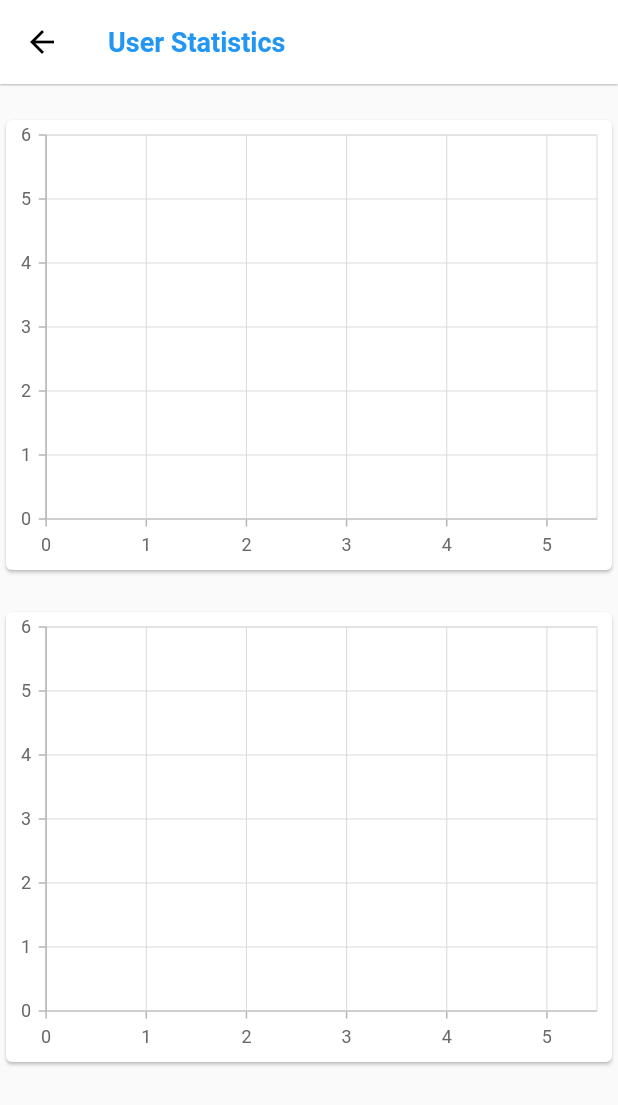
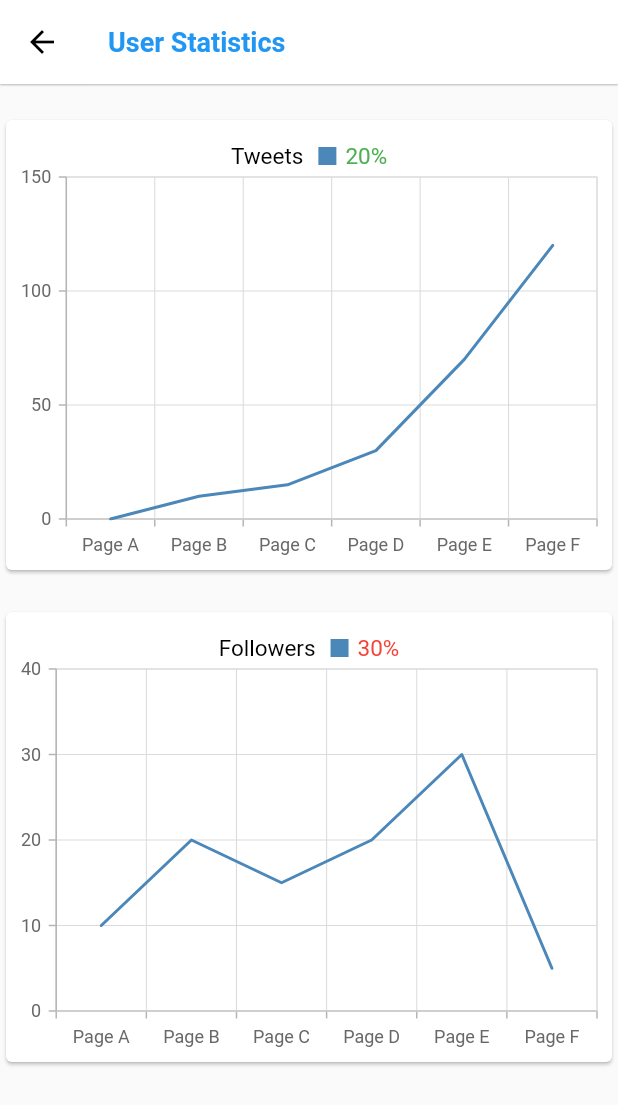
Before and after one commit to Nader-Youhanna/Twitter-App-Flutter, a Flutter app: the UserStatistics screen opened directly, on a phone screen of 412 x 824 dp. Shown: the top 1105 px of the screen. Run offline on Flutter 3.47's test engine with Material 2 defaults, Android fonts, the phone set to English and light mode, and no system bars; drawn by our look-alikes of overlay_support; our stand-ins replace country_code_picker, csc_picker, firebase_auth, firebase_core, firebase_messaging, fl_chart and 8 more; missing offline and left inert: country_state_city_pro, dart:ffi, flutter_verification_code; accounts and stored records are empty; network calls fail; Roboto replaces fonts that are missing (bold).

Commit message:
added user statistics to admin view

```diff
--- a/android_app/lib/widgets/Admin View/user_statistics.dart
+++ b/android_app/lib/widgets/Admin View/user_statistics.dart
@@ -57,28 +57,35 @@ class _UserStatisticsState extends State<UserStatistics> {
 
   late List<UserTweets> userData = <UserTweets>[];
   bool isAndroid = true;
-  void setData() async {
-    userData = await getUserTweetStats();
-  }
 
   @override
   void initState() {
     // TODO: implement initState
     super.initState();
-    WidgetsBinding.instance.addPostFrameCallback((_) => getUserTweetStats());
+
     //userData = getUserTweetStats() as List<UserTweets>;
     isAndroid = (defaultTargetPlatform == TargetPlatform.android);
-    setState(() {
-      setData();
-    });
   }
 
   @override
   Widget build(BuildContext context) {
-    print("testing user data");
+    final List<ChartData> chartData1 = [
+      ChartData('Page A', 0),
+      ChartData('Page B', 10),
+      ChartData('Page C', 15),
+      ChartData('Page D', 30),
+      ChartData('Page E', 70),
+      ChartData('Page F', 120)
+    ];
+    final List<ChartData> chartData2 = [
+      ChartData('Page A', 10),
+      ChartData('Page B', 20),
+      ChartData('Page C', 15),
+      ChartData('Page D', 20),
+      ChartData('Page E', 30),
+      ChartData('Page F', 5)
+    ];
     if (userData != null) {
-      print("printingt");
-      print(userData);
       return SafeArea(
           child: Scaffold(
               appBar: AppBar(
@@ -107,19 +114,75 @@ class _UserStatisticsState extends State<UserStatistics> {
                     height: 20,
                   ),
                   Card(
-                    child: SfCartesianChart(),
+                    child: SfCartesianChart(
+                        legend: Legend(
+                          textStyle: TextStyle(
+                            fontSize: 15,
+                            color: Colors.green,
+                          ),
+                          image: AssetImage('assets/images/Arrow.png'),
+                          isVisible: true,
+                          title: LegendTitle(
+                              text: 'Tweets',
+                              textStyle: TextStyle(
+                                  fontSize: 15,
+                                  color: Colors.black,
+                                  fontFamily: 'bold')),
+                          position: LegendPosition.top,
+                        ),
+                        primaryXAxis: CategoryAxis(),
+                        series: <ChartSeries>[
+                          // Renders line chart
+                          LineSeries<ChartData, String>(
+                              legendIconType: LegendIconType.image,
+                              name: '20%',
+                              dataSource: chartData1,
+                              xValueMapper: (ChartData data, _) => data.x,
+                              yValueMapper: (ChartData data, _) => data.y)
+                        ]),
                   ),
                   SizedBox(
                     height: 20,
                   ),
                   Card(
-                    child: SfCartesianChart(),
+                    child: SfCartesianChart(
+                        legend: Legend(
+                          textStyle: TextStyle(
+                            fontSize: 15,
+                            color: Colors.red,
+                          ),
+                          image: AssetImage('assets/images/Arrow_Down.png'),
+                          isVisible: true,
+                          title: LegendTitle(
+                              text: 'Followers',
+                              textStyle: TextStyle(
+                                  fontSize: 15,
+                                  color: Colors.black,
+                                  fontFamily: 'bold')),
+                          position: LegendPosition.top,
+                        ),
+                        primaryXAxis: CategoryAxis(),
+                        series: <ChartSeries>[
+                          // Renders line chart
+                          LineSeries<ChartData, String>(
+                              legendIconType: LegendIconType.image,
+                              name: '30%',
+                              dataSource: chartData2,
+                              xValueMapper: (ChartData data, _) => data.x,
+                              yValueMapper: (ChartData data, _) => data.y)
+                        ]),
                   )
                 ]),
               )));
     } else
       return Text("no data");
   }
+}
+
+class ChartData {
+  ChartData(this.x, this.y);
+  final String x;
+  final double y;
 }
 
 class UserTweets {
```
Also changed, not shown: android_app/lib/widgets/Admin View/admin_view_user.dart (+12 -1 lines), android_app/lib/widgets/Admin View/admin_view_users.dart (+28 -1 lines), android_app/lib/widgets/Admin View/user_reports.dart (added, +47 -0 lines), android_app/assets/images/Arrow.png (added), android_app/assets/images/Arrow_Down.png (added).
